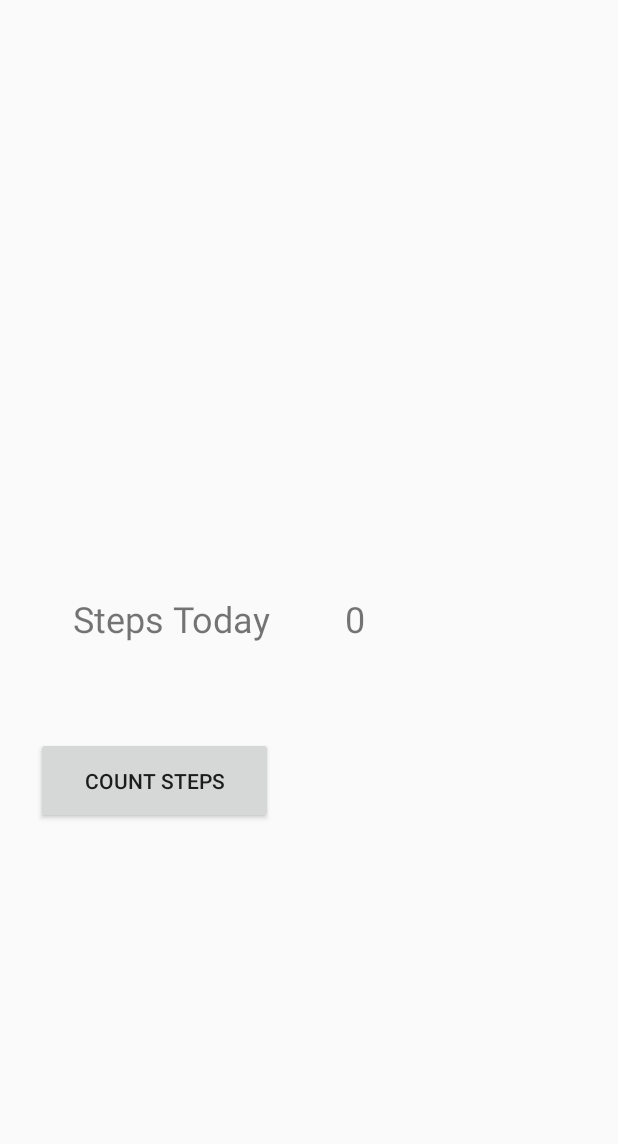
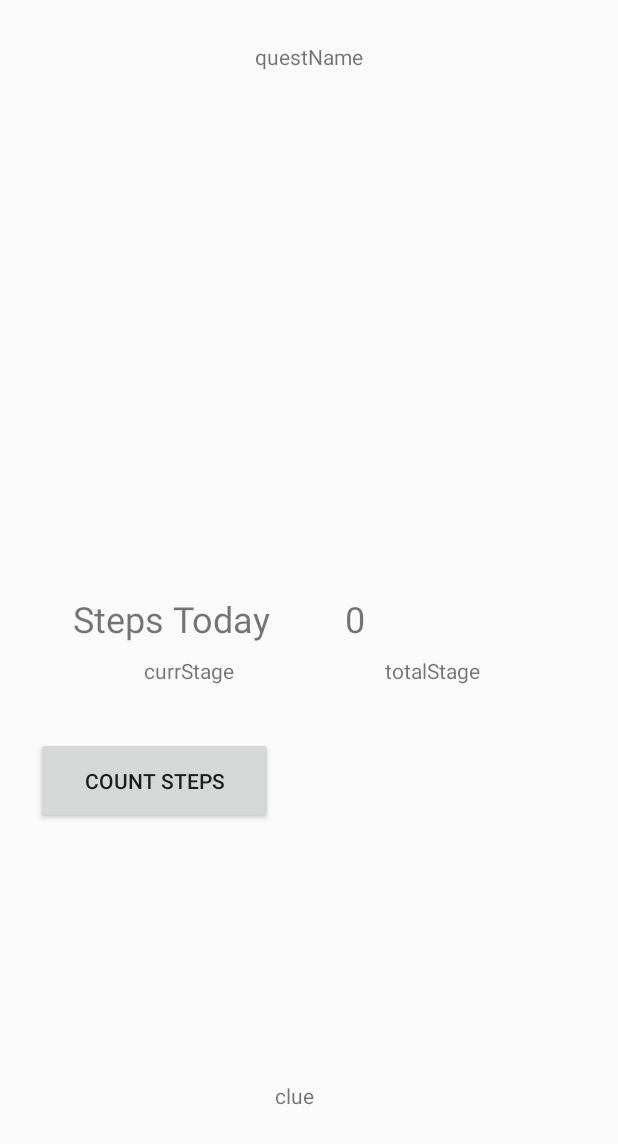
Before and after one commit to GavinFitzgerald94/campusQuest, an Android app: the layout content_treasure_hunt.xml on its own in the app's theme, with its tools: preview values and no code run, on a phone screen of 412 x 824 dp. Shown: the top 1144 px of the screen. Run offline under Robolectric (Android 15) with nearby library versions, the phone set to English and light mode, and no system bars.

Commit message:
integrated treasurehunttest with treasurehunt activity (now shows clues, quests, stages etc

```diff
--- a/app/src/main/java/com/example/campusquest/TreasureHuntHome.java
+++ b/app/src/main/java/com/example/campusquest/TreasureHuntHome.java
@@ -83,7 +83,7 @@ public class TreasureHuntHome extends AppCompatActivity {
      * Passes a bundle consisting of current stage, total stages, questName, questId
      **/
     public void newGame(View view) {
-        Intent intent = new Intent(this, TreasureHuntNoFitTest.class);
+        Intent intent = new Intent(this, TreasureHunt.class);
         Bundle bundle = new Bundle();
         bundle.putInt("currStage", mCurrStage);
         bundle.putInt("totalStage", mTotalStage);
--- a/app/src/main/res/layout/content_treasure_hunt.xml
+++ b/app/src/main/res/layout/content_treasure_hunt.xml
@@ -57,4 +57,55 @@
         app:layout_constraintTop_toTopOf="parent"
         app:layout_constraintVertical_bias="0.651" />
 
+    <TextView
+        android:id="@+id/quest_value"
+        android:layout_width="wrap_content"
+        android:layout_height="wrap_content"
+        android:layout_marginStart="8dp"
+        android:layout_marginTop="8dp"
+        android:layout_marginEnd="8dp"
+        android:layout_marginBottom="14dp"
+        android:text="questName"
+        app:layout_constraintBottom_toTopOf="@+id/curr_stage_value"
+        app:layout_constraintEnd_toEndOf="parent"
+        app:layout_constraintStart_toStartOf="parent"
+        app:layout_constraintTop_toTopOf="parent"
+        app:layout_constraintVertical_bias="0.05" />
+
+    <TextView
+        android:id="@+id/curr_stage_value"
+        android:layout_width="wrap_content"
+        android:layout_height="wrap_content"
+        android:layout_marginStart="96dp"
+        android:layout_marginEnd="8dp"
+        android:layout_marginBottom="264dp"
+        android:text="currStage"
+        app:layout_constraintBottom_toTopOf="@+id/clue_value"
+        app:layout_constraintEnd_toStartOf="@+id/total_stage_value"
+        app:layout_constraintHorizontal_bias="0.0"
+        app:layout_constraintStart_toStartOf="parent" />
+
+    <TextView
+        android:id="@+id/clue_value"
+        android:layout_width="wrap_content"
+        android:layout_height="wrap_content"
+        android:layout_marginStart="144dp"
+        android:layout_marginEnd="8dp"
+        android:layout_marginBottom="84dp"
+        android:text="clue"
+        app:layout_constraintBottom_toBottomOf="parent"
+        app:layout_constraintEnd_toEndOf="parent"
+        app:layout_constraintHorizontal_bias="0.169"
+        app:layout_constraintStart_toStartOf="parent" />
+
+    <TextView
+        android:id="@+id/total_stage_value"
+        android:layout_width="wrap_content"
+        android:layout_height="wrap_content"
+        android:layout_marginEnd="92dp"
+        android:layout_marginBottom="264dp"
+        android:text="totalStage"
+        app:layout_constraintBottom_toTopOf="@+id/clue_value"
+        app:layout_constraintEnd_toEndOf="parent" />
+
 </android.support.constraint.ConstraintLayout>
```
Also changed, not shown: app/src/main/java/com/example/campusquest/TreasureHunt.java (+95 -8 lines).
